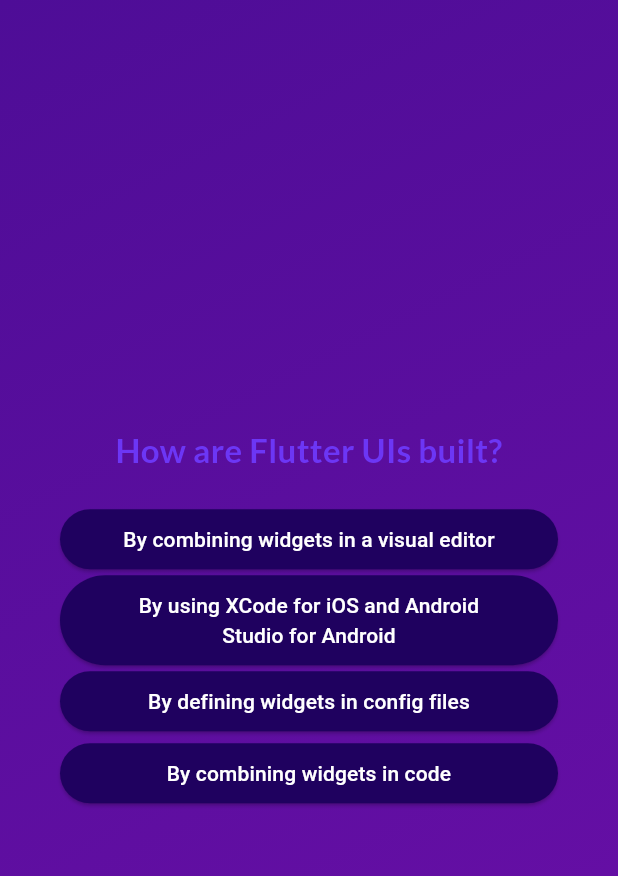
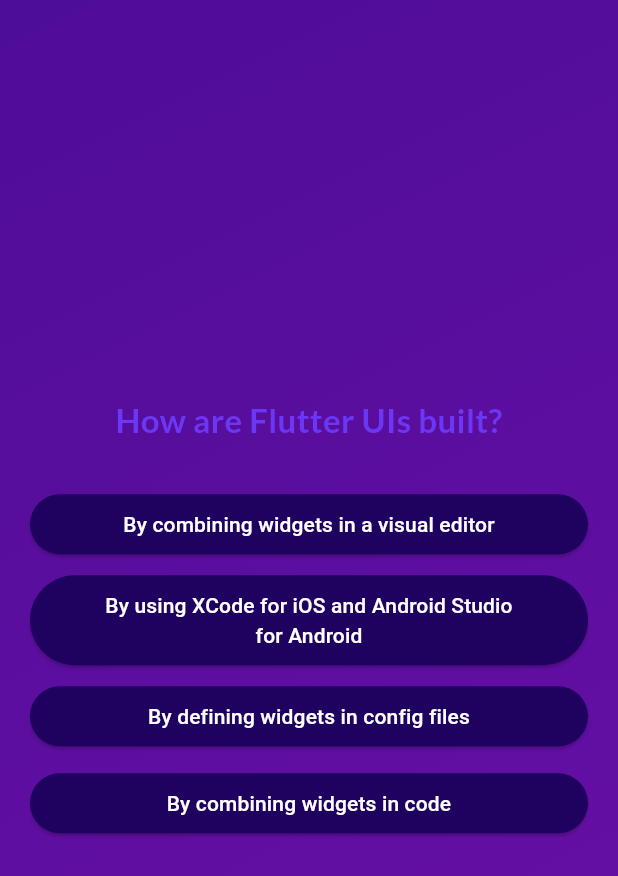
Before and after one commit to Nikuspokus/flutter, a Flutter app: the screen it shows after launch, after a tap on "Start Quiz", after a tap on "Components", on a phone screen of 412 x 824 dp. Shown: the top 876 px of the screen. Run offline on Flutter 3.47's test engine with Material 3 defaults, Android fonts, the phone set to English and light mode, and no system bars; our stand-ins replace google_fonts.

Commit message:
step 80 - wip

```diff
--- a/lib/answer_button.dart
+++ b/lib/answer_button.dart
@@ -8,7 +8,9 @@ class AnswerButton extends StatelessWidget {
 
   @override
   Widget build(BuildContext context) {
-    return ElevatedButton(
+    return Container(
+      margin: EdgeInsets.only(top: 10), // Add margin-top
+      child: ElevatedButton(
         onPressed: onTap,
         style: ElevatedButton.styleFrom(
           padding: EdgeInsets.symmetric(horizontal: 40, vertical: 10),
@@ -16,6 +18,7 @@ class AnswerButton extends StatelessWidget {
           foregroundColor: Colors.white,
         ),
         child: Text(answerText, textAlign: TextAlign.center,),
+      ),
     );
   }
 }
--- a/lib/questions_screen.dart
+++ b/lib/questions_screen.dart
@@ -5,7 +5,9 @@ import 'package:flutter_basics/answer_button.dart';
 import 'package:flutter_basics/data/questions.dart';
 
 class QuestionsScreen extends StatefulWidget {
-  const QuestionsScreen({super.key});
+  const QuestionsScreen({super.key, required this.onSelectAnswer});
+
+  final void Function(String answer) onSelectAnswer;
 
   @override
   State<QuestionsScreen> createState() {
@@ -16,7 +18,8 @@ class QuestionsScreen extends StatefulWidget {
 class _QuestionsScreenState extends State<QuestionsScreen> {
   var currentQuestionIndex = 0;
 
-  answerQuestion() {
+  void answerQuestion(String selectedAnswers) {
+    widget.onSelectAnswer(selectedAnswers);
     setState(() {
       currentQuestionIndex++;
     });
@@ -27,7 +30,7 @@ class _QuestionsScreenState extends State<QuestionsScreen> {
     final currentQuestion = questions[currentQuestionIndex];
 
     return Container(
-      margin: const EdgeInsets.all(40),
+      margin: const EdgeInsets.all(20),
       child: SizedBox(
         width: double.infinity,
         child: Column(
@@ -45,7 +48,9 @@ class _QuestionsScreenState extends State<QuestionsScreen> {
               ),
               const SizedBox(height: 20),
               ...currentQuestion.getShufflesAnswers().map((answer) {
-                return AnswerButton(answerText: answer, onTap: answerQuestion);
+                return AnswerButton(answerText: answer, onTap: () {
+                  answerQuestion(answer);
+                });
               }),
             ]),
       ),
--- a/lib/quiz.dart
+++ b/lib/quiz.dart
@@ -1,7 +1,9 @@
 import 'package:flutter/material.dart';
+import 'package:flutter_basics/data/questions.dart';
 
 import 'package:flutter_basics/start_screen.dart';
 import 'package:flutter_basics/questions_screen.dart';
+import 'package:flutter_basics/results_screen.dart';
 
 class Quiz extends StatefulWidget {
   const Quiz({super.key});
@@ -13,6 +15,7 @@ class Quiz extends StatefulWidget {
 }
 
 class _QuizState extends State<Quiz> {
+  List<String> selectedAnswers = [];
   var activeScreen = 'start-screen';
 
   void switchScreen() {
@@ -21,14 +24,28 @@ class _QuizState extends State<Quiz> {
     });
   }
 
+  void chooseAnswer(answer) {
+    selectedAnswers.add(answer);
+    if (selectedAnswers.length == questions.length) {
+      setState(() {
+        selectedAnswers = [];
+        activeScreen = "results-screen";
+      });
+    }
+  }
+
   @override
   Widget build(context) {
-    Widget screenWidget =  StartScreen(switchScreen);
+    Widget screenWidget = StartScreen(switchScreen);
 
-    if (activeScreen == 'questions-screen' ) {
-    screenWidget = const QuestionsScreen();
+    if (activeScreen == 'questions-screen') {
+      screenWidget = QuestionsScreen(onSelectAnswer: chooseAnswer);
     }
-
+    if (activeScreen == 'results-screen') {
+      screenWidget = ResultsScreen(
+        chosenAnswers: selectedAnswers,
+      );
+    }
 
     return MaterialApp(
       home: Scaffold(
```
Also changed, not shown: lib/results_screen.dart (added, +32 -0 lines), 1 other file. Lines whose indentation alone changed are shown as unchanged.
